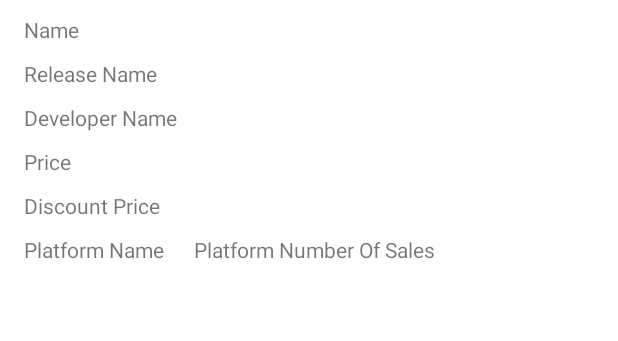
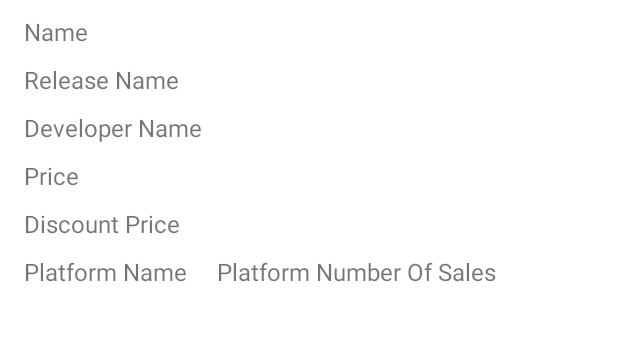
Before and after one commit to Bilal-eng/Android-Task, an Android app: the layout detail_list.xml on its own in the app's theme, with its tools: preview values and no code run, on a phone screen of 412 x 824 dp, the part 474-815 px from its top. Run offline under Robolectric (Android 15) with nearby library versions, the phone set to English and light mode, and no system bars.

Commit message:
add textSize to TextViews

```diff
--- a/app/src/main/java/com/example/e_commerceapplication/ListDetailsActivity.java
+++ b/app/src/main/java/com/example/e_commerceapplication/ListDetailsActivity.java
@@ -14,6 +14,7 @@ import java.util.ArrayList;
 
 public class ListDetailsActivity extends AppCompatActivity {
     private static final String TAG = "ListDetailsActivity";
+
     @Override
     protected void onCreate(@Nullable Bundle savedInstanceState) {
         super.onCreate(savedInstanceState);
@@ -47,7 +48,7 @@ public class ListDetailsActivity extends AppCompatActivity {
         //Discount price of game
         TextView discountPrice = findViewById(R.id.discountPrice_text_view);
         String discount = getIntent().getStringExtra("discount");
-        if(discount != null) {
+        if (discount != null) {
             discountPrice.setText("Discount Price: " + discount);
         } else {
             discountPrice.setText("Discount Price: " + "0$");
@@ -62,6 +63,5 @@ public class ListDetailsActivity extends AppCompatActivity {
         TextView noOfSales = findViewById(R.id.platformSales_text_view);
         String sales = getIntent().getStringExtra("sales");
         noOfSales.setText("Number Of Sales: " + sales);
-
     }
 }
--- a/app/src/main/java/com/example/e_commerceapplication/LoginActivity.java
+++ b/app/src/main/java/com/example/e_commerceapplication/LoginActivity.java
@@ -26,8 +26,7 @@ public class LoginActivity extends AppCompatActivity {
         passWord = findViewById(R.id.input_password);
 
         users = new ArrayList<>();
-        users.add(new User("b", "1"));
-
+        users.add(new User("bilal", "12345"));
         loginButton.setOnClickListener(new View.OnClickListener() {
             @Override
             public void onClick(View v) {
--- a/app/src/main/res/layout/detail_list.xml
+++ b/app/src/main/res/layout/detail_list.xml
@@ -30,6 +30,7 @@
                 android:layout_width="match_parent"
                 android:layout_height="wrap_content"
                 android:layout_marginBottom="10dp"
+                android:textSize="16sp"
                 tools:text="Name" />
 
             <TextView
@@ -37,6 +38,7 @@
                 android:layout_width="match_parent"
                 android:layout_height="wrap_content"
                 android:layout_marginBottom="10dp"
+                android:textSize="16sp"
                 tools:text="Release Name" />
 
             <TextView
@@ -44,6 +46,7 @@
                 android:layout_width="match_parent"
                 android:layout_height="wrap_content"
                 android:layout_marginBottom="10dp"
+                android:textSize="16sp"
                 tools:text="Developer Name" />
 
             <TextView
@@ -51,6 +54,7 @@
                 android:layout_width="match_parent"
                 android:layout_height="wrap_content"
                 android:layout_marginBottom="10dp"
+                android:textSize="16sp"
                 tools:text="Price" />
 
             <TextView
@@ -58,7 +62,8 @@
                 android:layout_width="match_parent"
                 android:layout_height="wrap_content"
                 android:layout_marginBottom="10dp"
-                tools:text="Discount Price" />
+                tools:text="Discount Price"
+                android:textSize="16sp"/>
 
             <LinearLayout
                 android:layout_width="match_parent"
@@ -71,6 +76,7 @@
                     android:layout_height="wrap_content"
                     android:layout_marginRight="20dp"
                     android:layout_marginBottom="10dp"
+                    android:textSize="16sp"
                     tools:text="Platform Name" />
 
                 <TextView
@@ -78,6 +84,7 @@
                     android:layout_width="wrap_content"
                     android:layout_height="wrap_content"
                     android:layout_marginBottom="10dp"
+                    android:textSize="16sp"
                     tools:text="Platform Number Of Sales" />
 
             </LinearLayout>
```
